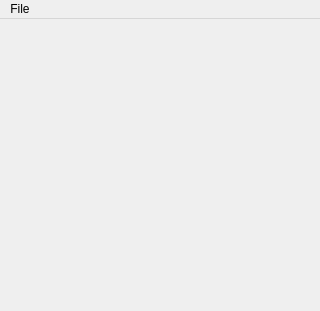
Old version of the form GameBeak/src/MainWindow/mainwindow.ui in the repository Daniel-McCarthy/GameBeak.
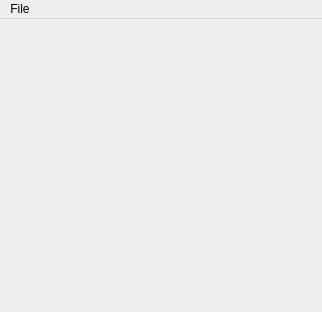
New version of the form. Icons and pictures are not drawn.

Commit message:
Corrected window size to accomodate QLayout
The addition of a QLayout to scale the opengl canvas when the window is resized caused the canvas to get squished by 1 pixel on each size. This caused small visual artifiacts due to the screen not being able to fit the full frame in.

To accomodate for this, 2 pixel need to be added to the height and width of the window, allowing enough space to display the whole canvas.

Patch:
```diff
--- a/GameBeak/src/MainWindow/mainwindow.ui
+++ b/GameBeak/src/MainWindow/mainwindow.ui
@@ -6,8 +6,8 @@
    <rect>
     <x>0</x>
     <y>0</y>
-    <width>320</width>
-    <height>311</height>
+    <width>322</width>
+    <height>312</height>
    </rect>
   </property>
   <property name="windowTitle">
@@ -23,7 +23,7 @@
     <rect>
      <x>0</x>
      <y>0</y>
-     <width>320</width>
+     <width>322</width>
      <height>22</height>
     </rect>
    </property>
```
